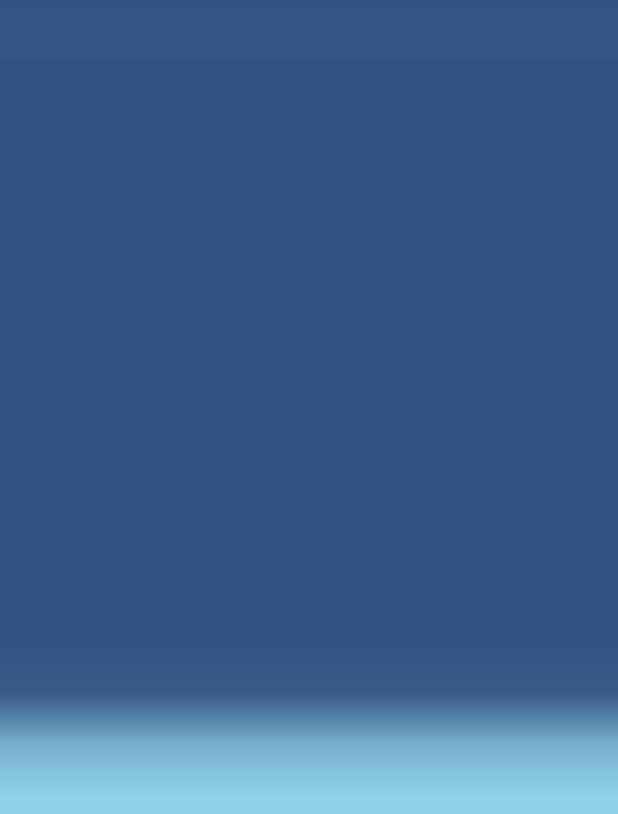
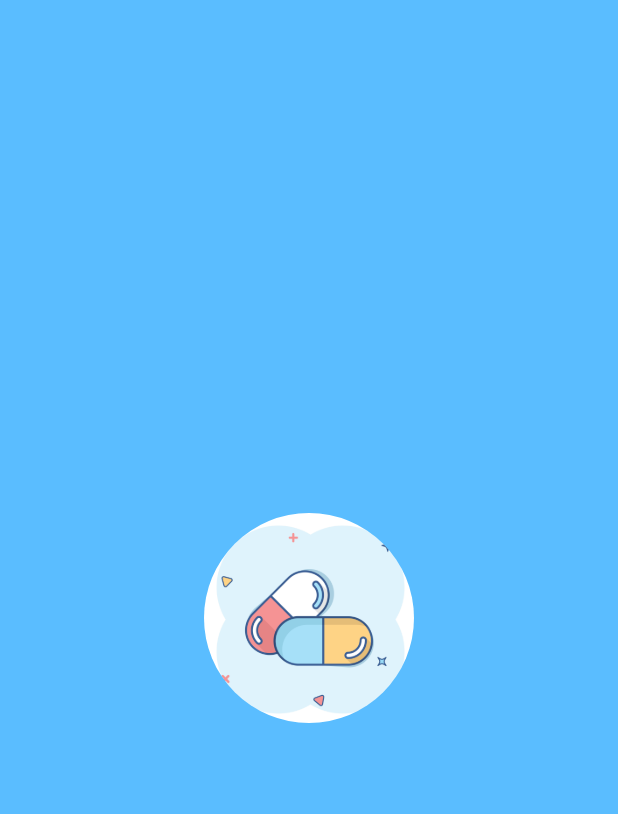
Before and after one commit to gannashalaby/my-trainings, a Flutter app: the SplashScreen screen opened directly, on a phone screen of 412 x 824 dp. Shown: the top 814 px of the screen. Run offline on Flutter 3.47's test engine with Material 3 defaults, Android fonts, the phone set to English and light mode, and no system bars; our stand-ins replace flutter_redux, redux.

Commit message:
generated animated splash loading screen image succesfully

```diff
--- a/ecommerce_redux_thunk/lib/animations/splash_anim.dart
+++ b/ecommerce_redux_thunk/lib/animations/splash_anim.dart
@@ -7,18 +7,21 @@ class SplashAnim extends StatelessWidget {
 
   @override
   Widget build(BuildContext context) {
-    return ScaleTransition(
-      scale: animation,
-      child: ClipOval(
-        // borderRadius: BorderRadius.circular(500),
-        child: SizedBox(
-          width: 400,
-          height: 400,
-          child: Image.asset(
-            'assets/images/splash_screen_image.jpg',
+    return AnimatedBuilder(
+      animation: animation,
+      builder: (context, child) {
+        return Container(
+          height: animation.value,
+          width: animation.value,
+          decoration: BoxDecoration(
+            shape: BoxShape.circle,
+            image: DecorationImage(
+              image: AssetImage('assets/images/splash_screen_image.jpg'),
+              fit: BoxFit.cover,
+            ),
           ),
-        ),
-      ),
+        );
+      },
     );
   }
 }
--- a/ecommerce_redux_thunk/lib/controllers/splash_anim_controller.dart
+++ b/ecommerce_redux_thunk/lib/controllers/splash_anim_controller.dart
@@ -7,7 +7,7 @@ class SplashAnimationController {
   SplashAnimationController({required TickerProvider vsync}) {
     controller = AnimationController(
       vsync: vsync,
-      duration: Duration(milliseconds: 500),
+      duration: Duration(milliseconds: 800),
     );
 
     animation = Tween(begin: 140.0, end: 160.0).animate(
--- a/ecommerce_redux_thunk/lib/screens/splashScreen.dart
+++ b/ecommerce_redux_thunk/lib/screens/splashScreen.dart
@@ -34,17 +34,10 @@ class _SplashScreenState extends State<SplashScreen>
   @override
   Widget build(BuildContext context) {
     return Scaffold(
-      // backgroundColor: CustomColors.backgroundColor,
+      backgroundColor: CustomColors.bodyColor,
       body: Center(
-        // child: ClipOval(
-          child: Material(
-            color: CustomColors.bodyColor,
-            // elevation: 0,
-            // borderRadius: BorderRadius.circular(500),
-            child: SplashAnim(animation: _splashAnimController.animation),
-          ),
-        ),
-      // ),
+        child: SplashAnim(animation: _splashAnimController.animation),
+      ),
     );
   }
 }
```
